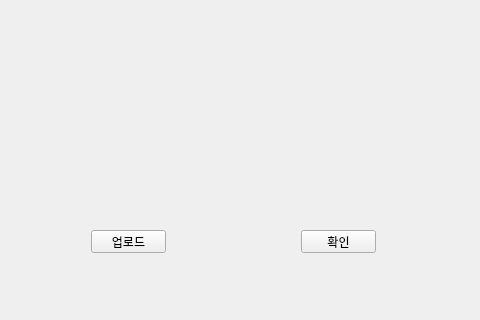
This is test.ui in ahwl8240/Capstone_Design_Carz as Qt 5 draws it before an edit; both pictures show x 149 to 629 and y 280 to 600 of the 800 by 600 pixel window. The edited form follows.
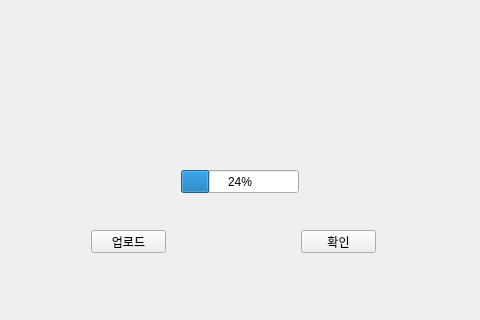
This is the edited form.

What changed in the file:
```diff
--- a/test.ui
+++ b/test.ui
@@ -53,6 +53,19 @@
      <string>확인</string>
     </property>
    </widget>
+   <widget class="QProgressBar" name="progressBar">
+    <property name="geometry">
+     <rect>
+      <x>330</x>
+      <y>450</y>
+      <width>118</width>
+      <height>23</height>
+     </rect>
+    </property>
+    <property name="value">
+     <number>24</number>
+    </property>
+   </widget>
   </widget>
   <widget class="QMenuBar" name="menubar">
    <property name="geometry">
```
